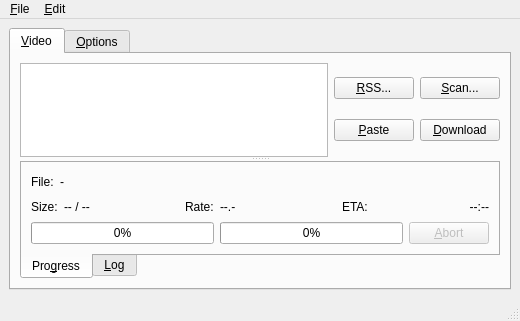
Above: rc/mainwnd.ui from guendto/abby before the change. Below: the same form after it.
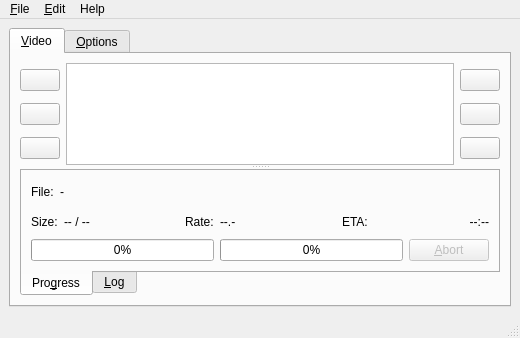
That is the form after the change. Icons and pictures are not drawn.

Commit message: UI (e.g. ->link list widget) and icon changes.

Diff of the .ui file:
```diff
--- a/rc/mainwnd.ui
+++ b/rc/mainwnd.ui
@@ -7,7 +7,7 @@
     <x>0</x>
     <y>0</y>
     <width>520</width>
-    <height>321</height>
+    <height>338</height>
    </rect>
   </property>
   <property name="windowTitle" >
@@ -30,20 +30,17 @@
           <property name="orientation" >
            <enum>Qt::Vertical</enum>
           </property>
-          <widget class="QWidget" name="" >
+          <widget class="QWidget" name="layoutWidget" >
            <layout class="QHBoxLayout" name="horizontalLayout" >
             <item>
-             <widget class="QTextEdit" name="urlEdit" />
-            </item>
+             <layout class="QVBoxLayout" name="verticalLayout_3" >
             <item>
-             <layout class="QVBoxLayout" name="verticalLayout" >
-              <item>
-               <widget class="QPushButton" name="rssButton" >
+               <widget class="QPushButton" name="addButton" >
                 <property name="toolTip" >
                  <string>Parse video page links from RSS feeds</string>
                 </property>
                 <property name="text" >
-                 <string>&amp;RSS...</string>
+                 <string/>
                 </property>
                 <property name="icon" >
                  <iconset resource="abby.qrc" >
@@ -63,7 +60,7 @@
                  <string>Paste video page links from clipboard</string>
                 </property>
                 <property name="text" >
-                 <string>&amp;Paste</string>
+                 <string/>
                 </property>
                 <property name="icon" >
                  <iconset resource="abby.qrc" >
@@ -77,17 +74,67 @@
                 </property>
                </widget>
               </item>
+              <item>
+               <widget class="QPushButton" name="removeButton" >
+                <property name="toolTip" >
+                 <string>Remove selected video page links</string>
+                </property>
+                <property name="text" >
+                 <string/>
+                </property>
+                <property name="icon" >
+                 <iconset resource="abby.qrc" >
+                  <normaloff>:/list-remove.png</normaloff>:/list-remove.png</iconset>
+                </property>
+                <property name="iconSize" >
+                 <size>
+                  <width>16</width>
+                  <height>16</height>
+                 </size>
+                </property>
+               </widget>
+              </item>
              </layout>
             </item>
             <item>
-             <layout class="QVBoxLayout" name="verticalLayout_2" >
+             <widget class="QListWidget" name="linksList" >
+              <property name="toolTip" >
+               <string>Video page links to download videos from</string>
+              </property>
+              <property name="selectionMode" >
+               <enum>QAbstractItemView::ExtendedSelection</enum>
+              </property>
+             </widget>
+            </item>
+            <item>
+             <layout class="QVBoxLayout" name="verticalLayout" >
+              <item>
+               <widget class="QPushButton" name="rssButton" >
+                <property name="toolTip" >
+                 <string>Add video links from RSS feeds</string>
+                </property>
+                <property name="text" >
+                 <string/>
+                </property>
+                <property name="icon" >
+                 <iconset resource="abby.qrc" >
+                  <normaloff>:/feed-icon-14x14.png</normaloff>:/feed-icon-14x14.png</iconset>
+                </property>
+                <property name="iconSize" >
+                 <size>
+                  <width>16</width>
+                  <height>16</height>
+                 </size>
+                </property>
+               </widget>
+              </item>
               <item>
                <widget class="QPushButton" name="scanButton" >
                 <property name="toolTip" >
                  <string>Scan for video page links</string>
                 </property>
                 <property name="text" >
-                 <string>&amp;Scan...</string>
+                 <string/>
                 </property>
                 <property name="icon" >
                  <iconset resource="abby.qrc" >
@@ -107,7 +154,7 @@
                  <string>Download videos from specified links</string>
                 </property>
                 <property name="text" >
-                 <string>&amp;Download</string>
+                 <string/>
                 </property>
                 <property name="icon" >
                  <iconset resource="abby.qrc" >
@@ -571,8 +618,15 @@
     </property>
     <addaction name="action_Preferences" />
    </widget>
+   <widget class="QMenu" name="menuHelp" >
+    <property name="title" >
+     <string>Help</string>
+    </property>
+    <addaction name="action_About" />
+   </widget>
    <addaction name="menu_File" />
    <addaction name="menu_Edit" />
+   <addaction name="menuHelp" />
   </widget>
   <widget class="QStatusBar" name="statusbar" />
   <action name="action_Quit" >
```
Left out of the diff: 163 changed lines with no effect on the pictures. Lines whose indentation alone changed are shown as unchanged. The commit also changes 5 other files.
